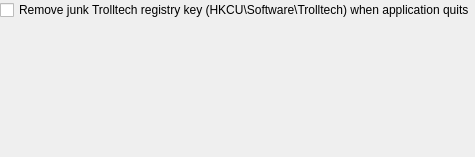
First picture: the form in src/gui/settings/settingsgeneral.ui, repository martinrotter/textosaurus, before the edit.
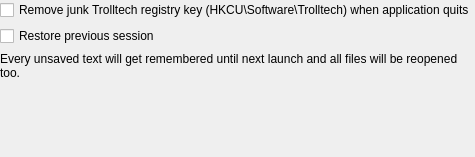
Second picture: the form after the edit.

```diff
--- a/src/gui/settings/settingsgeneral.ui
+++ b/src/gui/settings/settingsgeneral.ui
@@ -30,6 +30,26 @@
      </property>
     </widget>
    </item>
+   <item row="1" column="0">
+    <widget class="QCheckBox" name="m_checkRestoreSession">
+     <property name="text">
+      <string>Restore previous session</string>
+     </property>
+    </widget>
+   </item>
+   <item row="2" column="0" colspan="2">
+    <widget class="QLabel" name="m_lblRestoreSession">
+     <property name="text">
+      <string>Every unsaved text will get remembered until next launch and all files will be reopened too.</string>
+     </property>
+     <property name="wordWrap">
+      <bool>true</bool>
+     </property>
+     <property name="buddy">
+      <cstring>m_checkRestoreSession</cstring>
+     </property>
+    </widget>
+   </item>
   </layout>
  </widget>
  <tabstops>
```
Left out of the diff: 1 changed line with no effect on the pictures.
